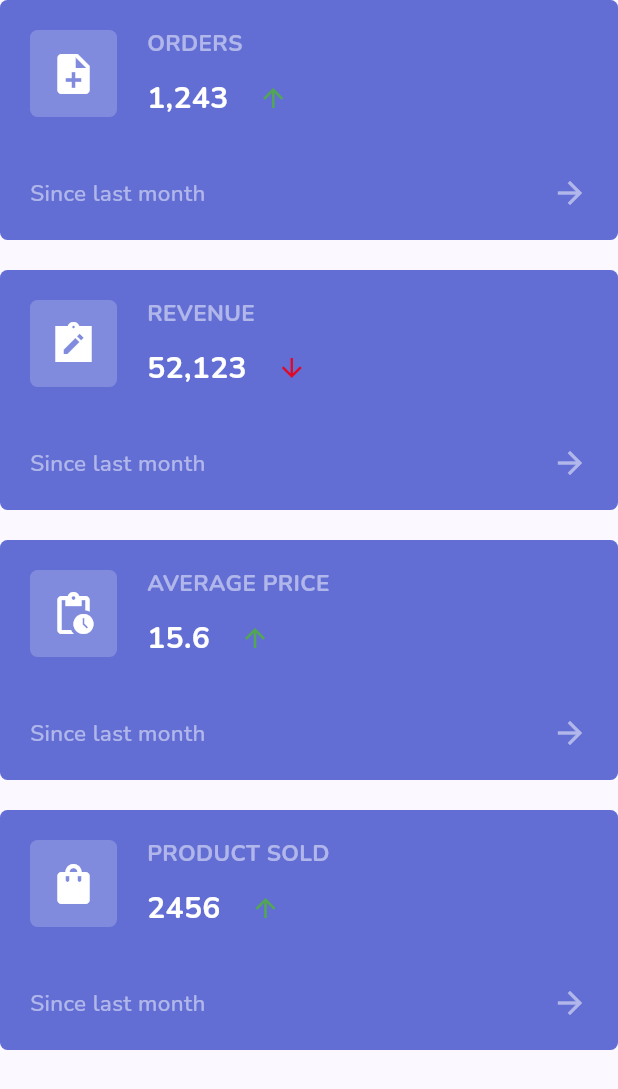
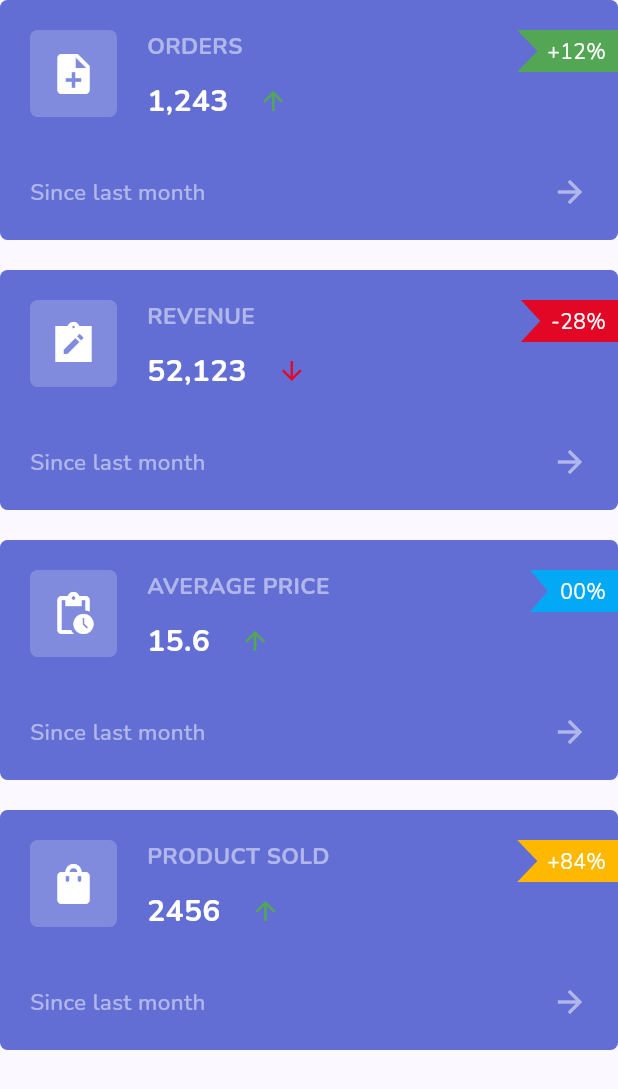
Before and after one commit to meahdev/flutter-web, a Flutter app: the Listitem widget shown alone on an empty page, opened directly, on a phone screen of 412 x 824 dp. Shown: the top 1089 px of the screen. Run offline on Flutter 3.47's test engine with Material 2 defaults, Android fonts, the phone set to English and light mode, and no system bars; our stand-ins replace auto_route, flutter_bloc, flutter_chat_bubble, flutter_svg, freezed_annotation, hive_flutter; accounts and stored records are empty; network calls fail; key blocks and very long unbroken strings in the code were emptied for the run.

Commit message:
dashboard card ribbon

```diff
--- a/lib/src/views/dashboard/dashboard.dart
+++ b/lib/src/views/dashboard/dashboard.dart
@@ -80,16 +80,16 @@ class _DashboardState extends State<Dashboard> {
         FxBox.h20,
         Responsive.isWeb(context)
             ? Row(
-                children: [
-                  const Expanded(
-                    flex: 2,
-                    child: Transaction(),
-                  ),
-                  FxBox.w20,
-                  const Expanded(
-                    child: Chatscreen(),
-                  ),
-                ],
+                // children: [
+                //   const Expanded(
+                //     flex: 2,
+                //     child: Transaction(),
+                //   ),
+                //   FxBox.w20,
+                //   const Expanded(
+                //     child: Chatscreen(),
+                //   ),
+                // ],
               )
             : Column(
                 children: [
--- a/lib/src/views/dashboard/list_item.dart
+++ b/lib/src/views/dashboard/list_item.dart
@@ -1,6 +1,7 @@
 import 'package:admin_dashboard/src/constant/color.dart';
 import 'package:admin_dashboard/src/constant/text.dart';
 import 'package:admin_dashboard/src/utils/responsive.dart';
+import 'package:admin_dashboard/src/widget/ribbon_shape.dart';
 import 'package:flutter/material.dart';
 import 'package:flutterx/flutterx.dart';
 
@@ -19,7 +20,9 @@ class _ListitemState extends State<Listitem> {
       'value': '1,243',
       'boxIcon': Icons.note_add,
       'up_down_Icon': Icons.arrow_upward,
-      'addTitle': 'Since last month'
+      'addTitle': 'Since last month',
+      'ribbonColor': ColorConst.success,
+      'ribbonValue': '+12%',
     },
     {
       'id': 1,
@@ -27,7 +30,9 @@ class _ListitemState extends State<Listitem> {
       'value': '52,123',
       'boxIcon': Icons.note_alt_sharp,
       'up_down_Icon': Icons.arrow_downward,
-      'addTitle': 'Since last month'
+      'addTitle': 'Since last month',
+      'ribbonColor': ColorConst.error,
+      'ribbonValue': '-28%',
     },
     {
       'id': 2,
@@ -35,7 +40,9 @@ class _ListitemState extends State<Listitem> {
       'value': '15.6',
       'boxIcon': Icons.pending_actions_outlined,
       'up_down_Icon': Icons.arrow_upward,
-      'addTitle': 'Since last month'
+      'addTitle': 'Since last month',
+      'ribbonColor': ColorConst.infoDark,
+      'ribbonValue': '00%',
     },
     {
       'id': 3,
@@ -43,7 +50,9 @@ class _ListitemState extends State<Listitem> {
       'value': '2456',
       'boxIcon': Icons.shopping_bag_rounded,
       'up_down_Icon': Icons.arrow_upward,
-      'addTitle': 'Since last month'
+      'addTitle': 'Since last month',
+      'ribbonColor': ColorConst.warningDark,
+      'ribbonValue': '+84%',
     },
   ];
   @override
@@ -85,37 +94,61 @@ class _ListitemState extends State<Listitem> {
             color: _listItem[index]['producTitle'] == 'REVENUE'
                 ? ColorConst.error
                 : ColorConst.success,
+            ribbonColor: _listItem[index]['ribbonColor'],
+            ribbonValue: _listItem[index]['ribbonValue'],
           );
         },
       ),
     );
   }
 
-  Widget _listContainer(
-      {required IconData boxIcon,
+  Widget _listContainer({
+    required IconData boxIcon,
     required String productTitle,
     required String value,
     required IconData icon,
     required String title,
-      required Color color}) {
+    required Color color,
+    required Color ribbonColor,
+    required String ribbonValue,
+  }) {
     return Container(
       decoration: BoxDecoration(
         color: ColorConst.primary,
         borderRadius: BorderRadius.circular(5),
       ),
+      padding: const EdgeInsets.only(top: 20.0, left: 20.0, bottom: 20.0),
       child: Column(
         children: [
           Row(
+            mainAxisAlignment: MainAxisAlignment.start,
+            crossAxisAlignment: CrossAxisAlignment.start,
             children: [
               _iconBox(boxIcon: boxIcon),
+              FxBox.w20,
               _listIconItem(
                 icon: icon,
                 productTitle: productTitle,
                 value: value,
                 color: color,
               ),
+              const Spacer(),
+              ClipPath(
+                clipper: ArcClipper(),
+                child: Container(
+                  color: ribbonColor,
+                  padding: const EdgeInsets.fromLTRB(20.0, 4.0, 8.0, 4.0),
+                  child: Text(
+                    ribbonValue,
+                    style: const TextStyle(
+                      color: ColorConst.white,
+                    ),
+                  ),
+                ),
+              ),
             ],
           ),
+          const Spacer(),
           Row(
             mainAxisAlignment: MainAxisAlignment.spaceBetween,
             children: [
@@ -140,7 +173,6 @@ class _ListitemState extends State<Listitem> {
     return Container(
       height: 58,
       width: 58,
-      margin: const EdgeInsets.all(20),
       decoration: BoxDecoration(
         borderRadius: BorderRadius.circular(5),
         color: ColorConst.white.withOpacity(0.2),
@@ -191,13 +223,10 @@ class _ListitemState extends State<Listitem> {
   Widget _textBox({
     required String title,
   }) {
-    return Padding(
-      padding: const EdgeInsets.all(20.0),
-      child: ConstText.lightText(
+    return ConstText.lightText(
       text: title,
       color: ColorConst.white.withOpacity(0.5),
       fontWeight: FontWeight.w500,
-      ),
     );
   }
 }
--- a/lib/src/widget/ribbon_shape.dart
+++ b/lib/src/widget/ribbon_shape.dart
@@ -5,9 +5,9 @@ class ArcClipper extends CustomClipper<Path> {
   Path getClip(Size size) {
     var path = Path();
 
+    path.lineTo(size.width - (size.width * 0.80), size.height / 2);
     path.lineTo(0.0, size.height);
     path.lineTo(size.width, size.height);
-    path.lineTo(size.width - 20, size.height / 2);
     path.lineTo(size.width, 0.0);
     path.close();
 
```
Also changed, not shown: assets/ribbon.png (added), 1 other file. Lines whose indentation alone changed are shown as unchanged.
